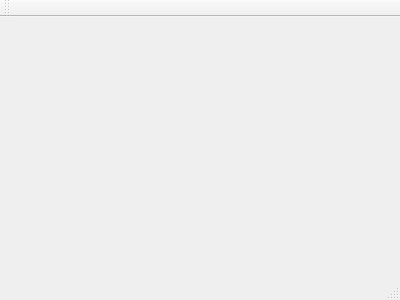
Old version of the form mainwindow.ui in the repository margaretefolger/EigenQtOpenGl.
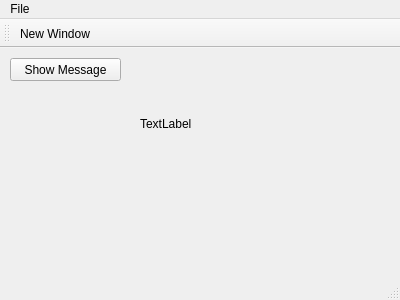
New version of the form.

What changed in the file:
```diff
--- a/mainwindow.ui
+++ b/mainwindow.ui
@@ -12,13 +12,68 @@
   <property name="windowTitle" >
    <string>MainWindow</string>
   </property>
-  <widget class="QMenuBar" name="menuBar" />
-  <widget class="QToolBar" name="mainToolBar" />
-  <widget class="QWidget" name="centralWidget" />
-  <widget class="QStatusBar" name="statusBar" />
+  <widget class="QWidget" name="centralWidget">
+   <widget class="QPushButton" name="pushButtonShowMessage">
+    <property name="geometry">
+     <rect>
+      <x>10</x>
+      <y>10</y>
+      <width>111</width>
+      <height>23</height>
+     </rect>
+    </property>
+    <property name="text">
+     <string>Show Message</string>
+    </property>
+   </widget>
+   <widget class="QLabel" name="messageLabel">
+    <property name="geometry">
+     <rect>
+      <x>140</x>
+      <y>10</y>
+      <width>251</width>
+      <height>131</height>
+     </rect>
+    </property>
+    <property name="text">
+     <string>TextLabel</string>
+    </property>
+   </widget>
+  </widget>
+  <widget class="QMenuBar" name="menuBar">
+   <property name="geometry">
+    <rect>
+     <x>0</x>
+     <y>0</y>
+     <width>400</width>
+     <height>20</height>
+    </rect>
+   </property>
+   <widget class="QMenu" name="menuFile">
+    <property name="title">
+     <string>File</string>
+    </property>
+    <addaction name="actionNew_Window"/>
+   </widget>
+   <addaction name="menuFile"/>
+  </widget>
+  <widget class="QToolBar" name="mainToolBar">
+   <attribute name="toolBarArea">
+    <enum>TopToolBarArea</enum>
+   </attribute>
+   <attribute name="toolBarBreak">
+    <bool>false</bool>
+   </attribute>
+   <addaction name="actionNew_Window"/>
+  </widget>
+  <widget class="QStatusBar" name="statusBar"/>
+  <action name="actionNew_Window">
+   <property name="text">
+    <string>New Window</string>
+   </property>
+  </action>
  </widget>
- <layoutDefault spacing="6" margin="11" />
- <pixmapfunction></pixmapfunction>
+ <layoutdefault spacing="6" margin="11"/>
  <resources/>
  <connections/>
 </ui>
```
Left out of the diff: 7 changed lines with no effect on the pictures.
